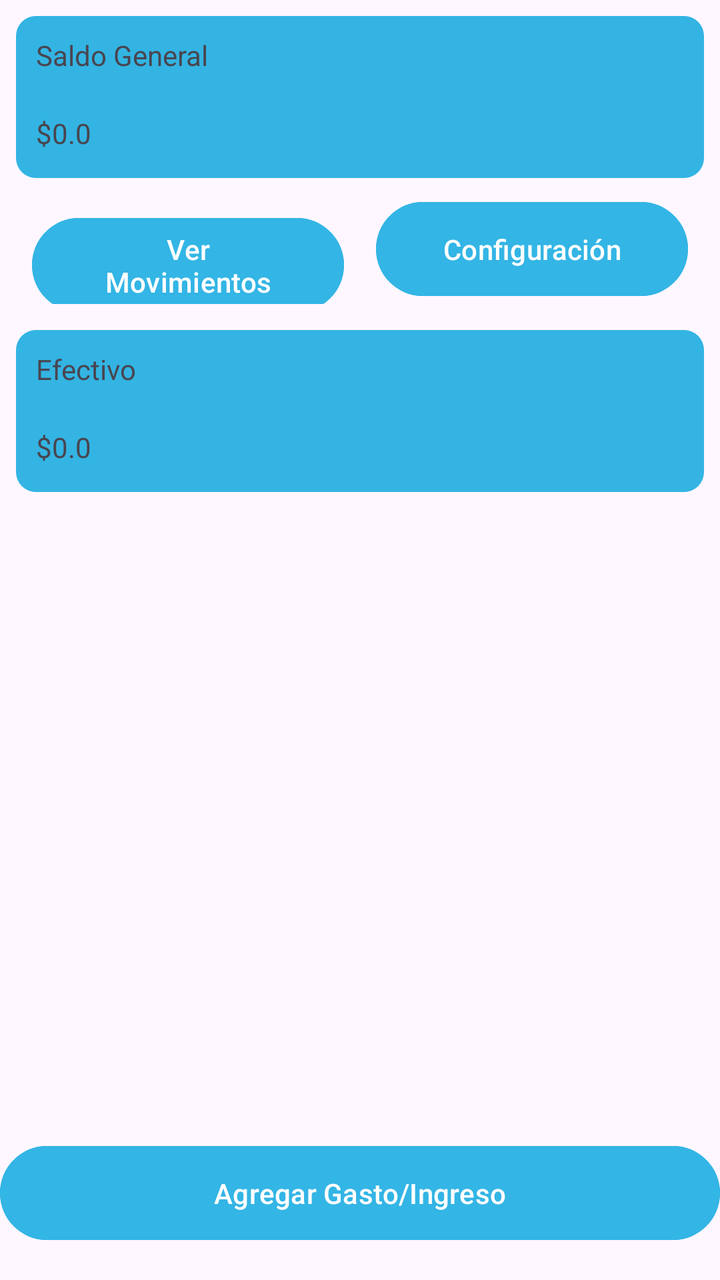
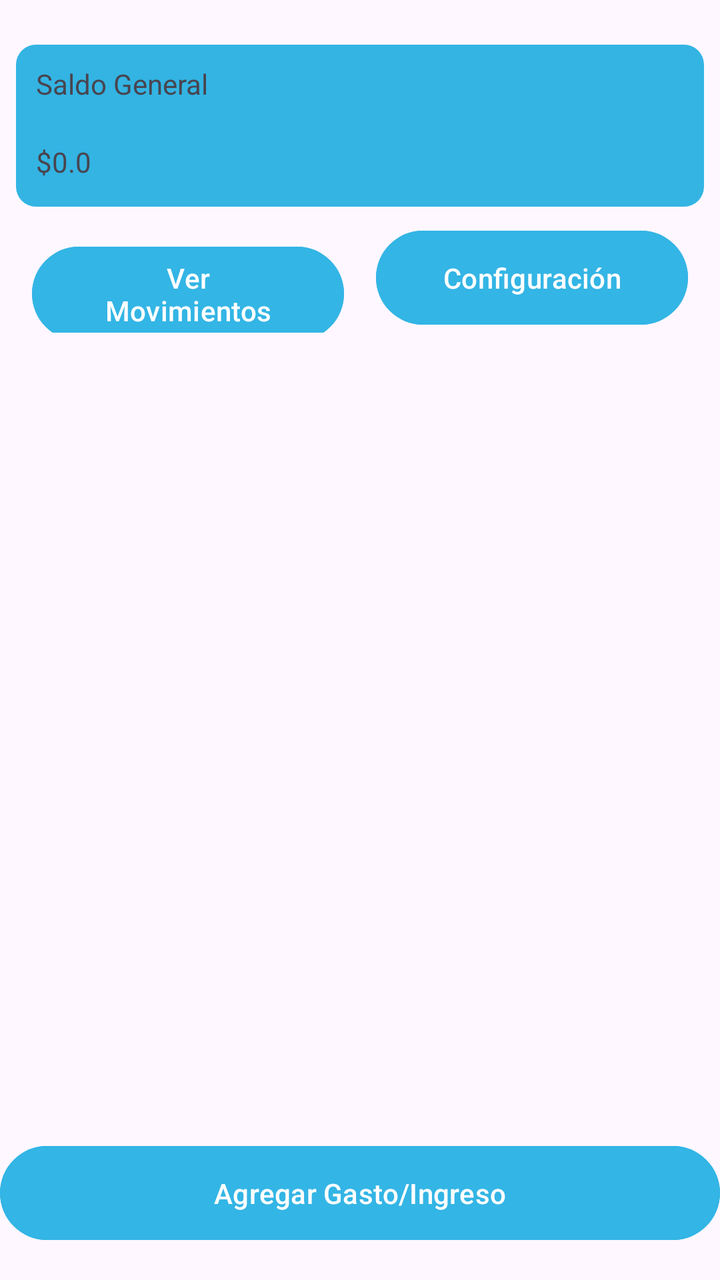

The first picture is an Android layout as it rendered before a commit; the second is the same layout after the commit. The layout source and the unified diff follow.
<!-- AndroidManifest.xml: application theme Theme.SaldoSeguro -->
<!-- res/layout/activity_pantalla_principal.xml -->
<?xml version="1.0" encoding="utf-8"?>
<androidx.constraintlayout.widget.ConstraintLayout xmlns:android="http://schemas.android.com/apk/res/android"
    xmlns:app="http://schemas.android.com/apk/res-auto"
    xmlns:tools="http://schemas.android.com/tools"
    android:id="@+id/main"
    android:layout_width="match_parent"
    android:layout_height="match_parent"
    tools:context=".pantalla_principal">



    <LinearLayout
        android:id="@+id/linearLayout"
        android:layout_width="0dp"
        android:layout_height="81dp"
        android:layout_marginStart="8dp"
        android:layout_marginTop="8dp"
        android:layout_marginEnd="8dp"
        android:background="@drawable/border_linear_layout"
        android:orientation="vertical"
        app:circularflow_radiusInDP="100dp"
        app:layout_constraintEnd_toEndOf="parent"
        app:layout_constraintHorizontal_bias="0.0"
        app:layout_constraintStart_toStartOf="parent"
        app:layout_constraintTop_toTopOf="parent">

        <TextView
            android:id="@+id/textView"
            android:layout_width="match_parent"
            android:layout_height="wrap_content"
            android:padding="10dp"
            android:text="Saldo General" />

        <TextView
            android:id="@+id/textView2"
            android:layout_width="match_parent"
            android:layout_height="wrap_content"
            android:padding="10dp"
            android:text="$0.0" />
    </LinearLayout>

    <LinearLayout
        android:layout_width="0dp"
    android:layout_height="wrap_content"
    android:orientation="horizontal"
    android:layout_marginTop="8dp"
    android:layout_marginStart="16dp"
    android:layout_marginEnd="16dp"
    app:layout_constraintStart_toStartOf="parent"
    app:layout_constraintEnd_toEndOf="parent"
    app:layout_constraintTop_toBottomOf="@+id/linearLayout">

        <Button
            android:id="@+id/button2"
            android:layout_width="0dp"
            android:layout_height="55dp"
            android:layout_marginEnd="8dp"
            android:layout_weight="1"
            android:backgroundTint="@android:color/holo_blue_light"
            android:onClick="VerMovimientos"
            android:text="Ver Movimientos" />

        <Button
            android:id="@+id/button3"
            android:layout_width="0dp"
            android:layout_height="55dp"
            android:layout_marginStart="8dp"
            android:layout_weight="1"
            android:backgroundTint="@android:color/holo_blue_light"
            android:onClick="Configuracion"
            android:text="Configuración" />
</LinearLayout>


<LinearLayout
        android:id="@+id/linearLayout2"
        android:layout_width="0dp"
        android:layout_height="81dp"
        android:layout_marginStart="8dp"
        android:layout_marginTop="165dp"
        android:layout_marginEnd="8dp"
        android:background="@drawable/border_linear_layout"
        android:orientation="vertical"
        app:circularflow_radiusInDP="100dp"
        app:layout_constraintEnd_toEndOf="parent"
        app:layout_constraintHorizontal_bias="0.0"
        app:layout_constraintStart_toStartOf="parent"
        app:layout_constraintTop_toTopOf="parent">

        <TextView
            android:id="@+id/textView3"
            android:layout_width="match_parent"
            android:layout_height="wrap_content"
            android:padding="10dp"
            android:text="Efectivo" />

        <TextView
            android:id="@+id/textView4"
            android:layout_width="match_parent"
            android:layout_height="wrap_content"
            android:padding="10dp"
            android:text="$0.0" />
    </LinearLayout>

    <Button
        android:id="@+id/button"
        android:layout_width="0dp"
        android:layout_height="55dp"
        android:layout_marginBottom="16dp"
        android:backgroundTint="@android:color/holo_blue_light"
        android:onClick="Agregar_Quitar_Gasto"
        android:text="Agregar Gasto/Ingreso"
        app:layout_constraintBottom_toBottomOf="parent"
        app:layout_constraintEnd_toEndOf="parent"
        app:layout_constraintStart_toStartOf="parent" />
</androidx.constraintlayout.widget.ConstraintLayout>
<!-- resources referenced by this layout -->
<resources>
  <!-- drawable border_linear_layout (drawable) -->
  <?xml version="1.0" encoding="utf-8"?>
  <shape xmlns:android="http://schemas.android.com/apk/res/android">
      <solid android:color="#33B4E3"/>
      <corners android:radius="10dp"/>
  </shape>
  <style name="Theme.SaldoSeguro" parent="Base.Theme.SaldoSeguro" />
  <style name="Base.Theme.SaldoSeguro" parent="Theme.Material3.DayNight.NoActionBar">
          
          
      </style>
</resources>

<!-- the commit's change to res/layout/activity_pantalla_principal.xml (unified diff, before → after) -->
@@ -7,22 +7,20 @@
     android:layout_height="match_parent"
     tools:context=".pantalla_principal">
 
-
-
     <LinearLayout
         android:id="@+id/linearLayout"
         android:layout_width="0dp"
         android:layout_height="81dp"
         android:layout_marginStart="8dp"
-        android:layout_marginTop="8dp"
         android:layout_marginEnd="8dp"
         android:background="@drawable/border_linear_layout"
         android:orientation="vertical"
         app:circularflow_radiusInDP="100dp"
+        app:layout_constraintBottom_toBottomOf="parent"
         app:layout_constraintEnd_toEndOf="parent"
-        app:layout_constraintHorizontal_bias="0.0"
         app:layout_constraintStart_toStartOf="parent"
-        app:layout_constraintTop_toTopOf="parent">
+        app:layout_constraintTop_toTopOf="parent"
+        app:layout_constraintVertical_bias="0.04000002">
 
         <TextView
             android:id="@+id/textView"
@@ -40,15 +38,16 @@
     </LinearLayout>
 
     <LinearLayout
+        android:id="@+id/linearLayout5"
         android:layout_width="0dp"
-    android:layout_height="wrap_content"
-    android:orientation="horizontal"
-    android:layout_marginTop="8dp"
-    android:layout_marginStart="16dp"
-    android:layout_marginEnd="16dp"
-    app:layout_constraintStart_toStartOf="parent"
-    app:layout_constraintEnd_toEndOf="parent"
-    app:layout_constraintTop_toBottomOf="@+id/linearLayout">
+        android:layout_height="wrap_content"
+        android:layout_marginStart="16dp"
+        android:layout_marginTop="8dp"
+        android:layout_marginEnd="16dp"
+        android:orientation="horizontal"
+        app:layout_constraintEnd_toEndOf="parent"
+        app:layout_constraintStart_toStartOf="parent"
+        app:layout_constraintTop_toBottomOf="@+id/linearLayout">
 
         <Button
             android:id="@+id/button2"
@@ -69,38 +68,19 @@
             android:backgroundTint="@android:color/holo_blue_light"
             android:onClick="Configuracion"
             android:text="Configuración" />
-</LinearLayout>
+    </LinearLayout>
 
 
-<LinearLayout
-        android:id="@+id/linearLayout2"
+    <LinearLayout
+        android:id="@+id/linearLayoutCuentas"
         android:layout_width="0dp"
-        android:layout_height="81dp"
-        android:layout_marginStart="8dp"
-        android:layout_marginTop="165dp"
-        android:layout_marginEnd="8dp"
-        android:background="@drawable/border_linear_layout"
+        android:layout_height="wrap_content"
         android:orientation="vertical"
-        app:circularflow_radiusInDP="100dp"
+        app:layout_constraintBottom_toTopOf="@+id/button"
         app:layout_constraintEnd_toEndOf="parent"
-        app:layout_constraintHorizontal_bias="0.0"
         app:layout_constraintStart_toStartOf="parent"
-        app:layout_constraintTop_toTopOf="parent">
-
-        <TextView
-            android:id="@+id/textView3"
-            android:layout_width="match_parent"
-            android:layout_height="wrap_content"
-            android:padding="10dp"
-            android:text="Efectivo" />
-
-        <TextView
-            android:id="@+id/textView4"
-            android:layout_width="match_parent"
-            android:layout_height="wrap_content"
-            android:padding="10dp"
-            android:text="$0.0" />
-    </LinearLayout>
+        app:layout_constraintTop_toBottomOf="@+id/linearLayout5"
+        app:layout_constraintVertical_bias="0.01999998" />
 
     <Button
         android:id="@+id/button"
